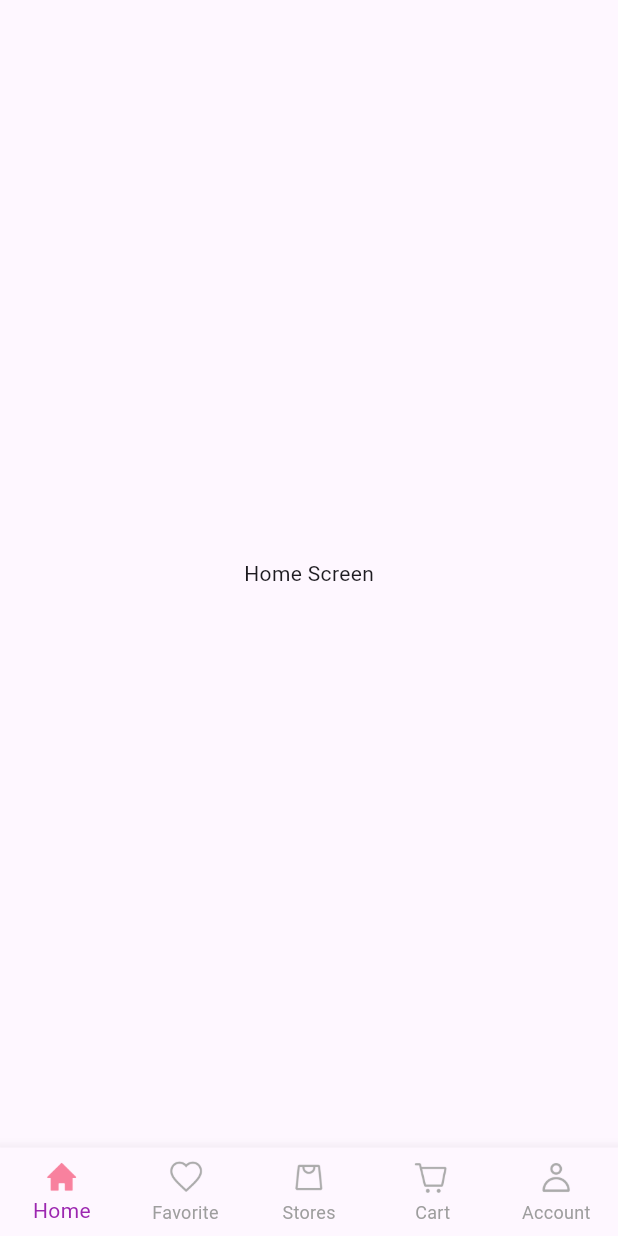
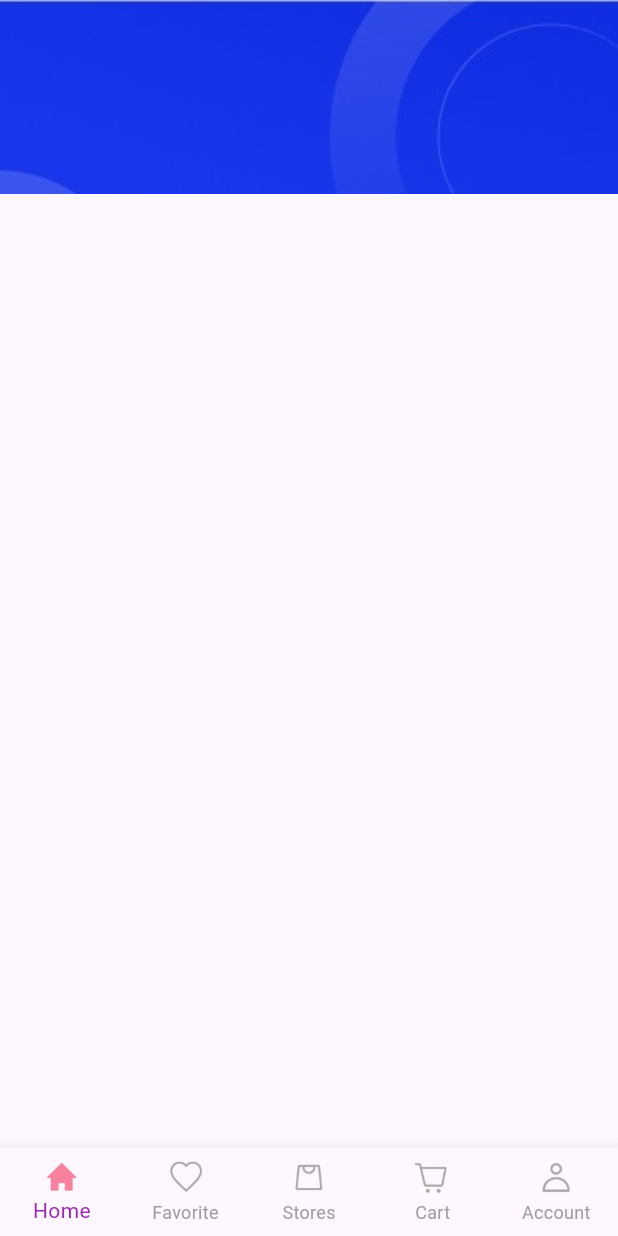
Before and after one commit to EdinaBiro/Mac_Store, a Flutter app: the screen it shows after launch, on a phone screen of 412 x 824 dp. Run offline on Flutter 3.47's test engine with Material 3 defaults, Android fonts, the phone set to English and light mode, and no system bars; our stand-ins replace google_fonts.

Commit message:
Add HeaderWidget to HomeScreen for improved layout and scrolling functionality

```diff
--- a/lib/views/screens/nav_screens/home_screen.dart
+++ b/lib/views/screens/nav_screens/home_screen.dart
@@ -1,4 +1,5 @@
 import 'package:flutter/material.dart';
+import 'package:mac_store_app/views/screens/nav_screens/widgets/header_widget.dart';
 
 class HomeScreen extends StatelessWidget {
   const HomeScreen({super.key});
@@ -6,7 +7,12 @@ class HomeScreen extends StatelessWidget {
   @override
   Widget build(BuildContext context) {
     return const Scaffold(
-      body: Center(child: Text('Home Screen')),
+      body: SingleChildScrollView(
+      child: Column(children: [
+      HeaderWidget(),
+      ],
+      ),
+      ),
     );
   }
 }
--- /dev/null
+++ b/lib/views/screens/nav_screens/widgets/header_widget.dart
@@ -0,0 +1,18 @@
+import 'package:flutter/material.dart';
+
+class HeaderWidget extends StatelessWidget {
+  const HeaderWidget({super.key});
+
+  @override
+  Widget build(BuildContext context) {
+    return Container(
+      width: MediaQuery.of(context).size.width,
+      height: MediaQuery.of(context).size.height * 0.20,
+      child: Stack(children: [
+        Image.asset('assets/icons/searchBanner.jpeg', width: MediaQuery.of(context).size.width,
+        fit: BoxFit.cover,
+        )
+      ],)
+    );
+  }
+}
```
